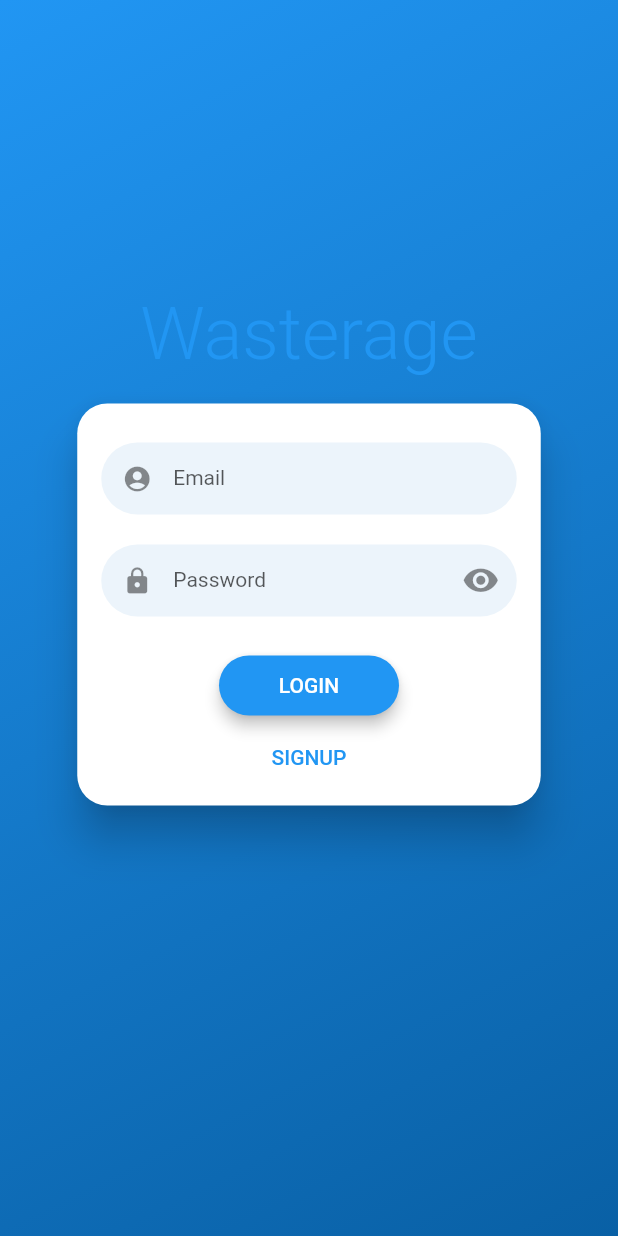
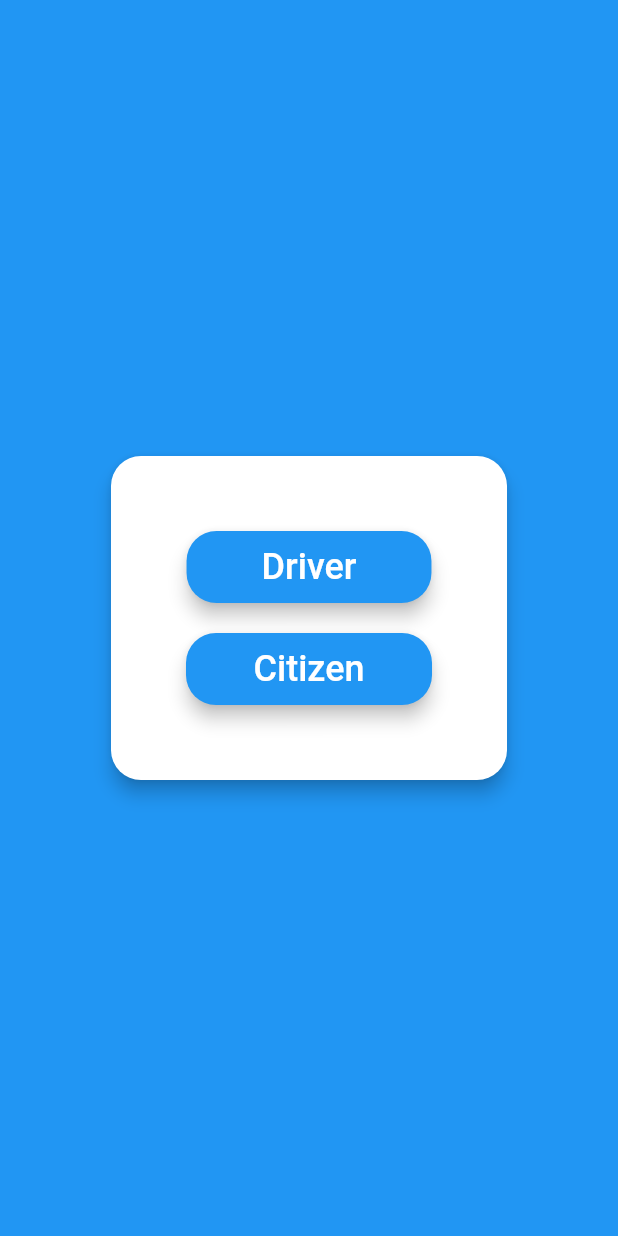
Before and after one commit to Wasterage/Application, a Flutter app: the screen it shows after launch, on a phone screen of 412 x 824 dp. Run offline on Flutter 3.47's test engine with Material 2 defaults, Android fonts, the light colour scheme and no system bars; drawn by our look-alikes of flutter_login; our stand-ins replace firebase_core, flutter_spinkit, google_maps_flutter, location, shared_preferences; accounts and stored records are empty.

Commit message:
Select userType separately

```diff
--- a/lib/main.dart
+++ b/lib/main.dart
@@ -4,7 +4,7 @@ import 'package:flutter_spinkit/flutter_spinkit.dart';
 import 'package:shared_preferences/shared_preferences.dart';
 import 'package:wasterage/home.dart';
 import 'package:wasterage/login.dart';
-import 'package:wasterage/userInfo.dart';
+import 'package:wasterage/userType.dart';
 
 void main() {
   runApp(MyApp());
@@ -57,7 +57,7 @@ class _WasterageState extends State<Wasterage> {
             color: Colors.red,
             size: 20,
           )
-        ) : login ? Home() : Login(),
+        ) : login ? Home() : UserType(),
       ),
     );
   }
--- /dev/null
+++ b/lib/userType.dart
@@ -0,0 +1,80 @@
+import 'package:flutter/material.dart';
+import 'package:wasterage/Models/user.dart';
+import 'package:wasterage/Services/api.dart';
+import 'package:wasterage/const.dart';
+import 'package:wasterage/home.dart';
+import 'package:wasterage/login.dart';
+
+class UserType extends StatefulWidget {
+  @override
+  _UserTypeState createState() => _UserTypeState();
+}
+
+class _UserTypeState extends State<UserType> {
+
+  @override
+  void initState() {
+    super.initState();
+  }
+
+  @override
+  Widget build(BuildContext context) {
+    return Scaffold(
+      backgroundColor: Colors.blue,
+      body: Center(
+        child: Column(
+          mainAxisAlignment: MainAxisAlignment.center,
+          crossAxisAlignment: CrossAxisAlignment.center,
+          children: [
+            Card(
+              margin: EdgeInsets.all(20),
+              shape: RoundedRectangleBorder(borderRadius: BorderRadius.circular(20)),
+              elevation: 5,
+              child: Padding(
+                padding: EdgeInsets.all(50),
+                child: Column(
+                  mainAxisAlignment: MainAxisAlignment.spaceBetween,
+                  children: [
+                    RaisedButton(
+                      shape: RoundedRectangleBorder(borderRadius: BorderRadius.circular(20)),
+                      padding: EdgeInsets.symmetric(vertical: 10, horizontal: 50),
+                      color: Colors.blue,
+                      onPressed: () async {
+                        navigateToPush(context, Login(role: "Driver",));
+                      },
+                      child: Text("Driver",
+                        style: TextStyle(
+                          color: Colors.white,
+                          fontSize: 24
+                        )
+                      ),
+                      elevation: 5,
+                    ),
+                    SizedBox(
+                      height: 20,
+                    ),
+                    RaisedButton(
+                      shape: RoundedRectangleBorder(borderRadius: BorderRadius.circular(20)),
+                      padding: EdgeInsets.symmetric(vertical: 10, horizontal: 45),
+                      color: Colors.blue,
+                      onPressed: () async {
+                        navigateToPush(context, Login(role: "Citizen",));
+                      },
+                      child: Text("Citizen",
+                        style: TextStyle(
+                          color: Colors.white,
+                          fontSize: 24
+                        )
+                      ),
+                      elevation: 5,
+                    )
+                  ],
+                ),
+              )
+            )
+          ],
+        )
+      )
+    );
+  }
+}
```
